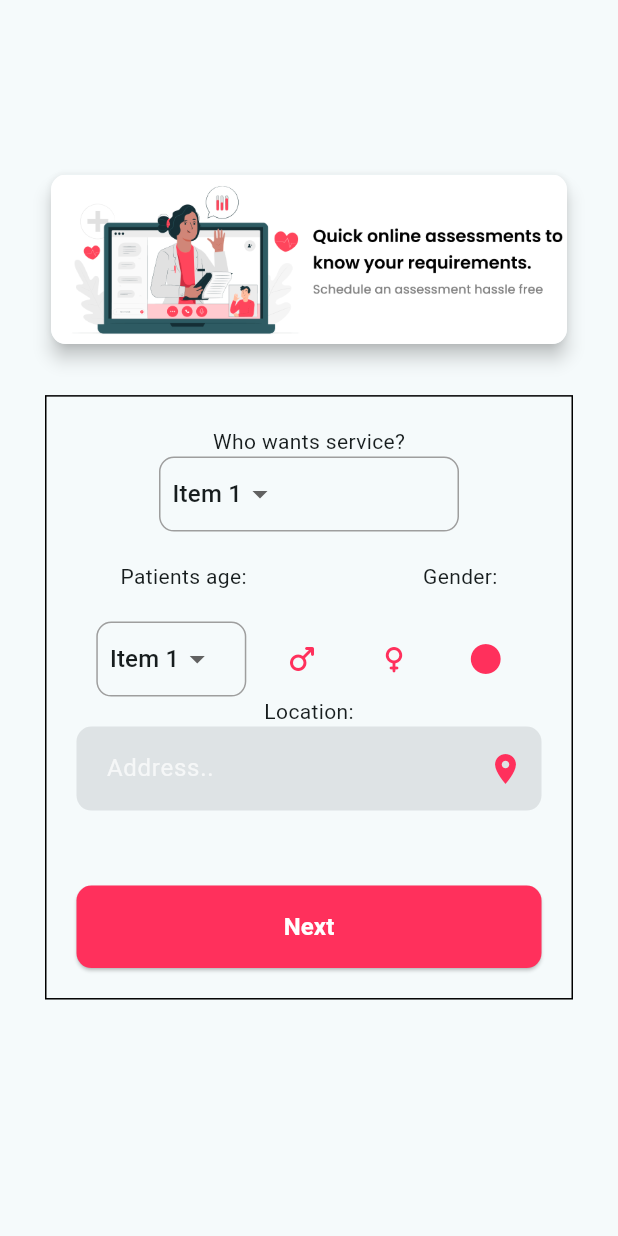
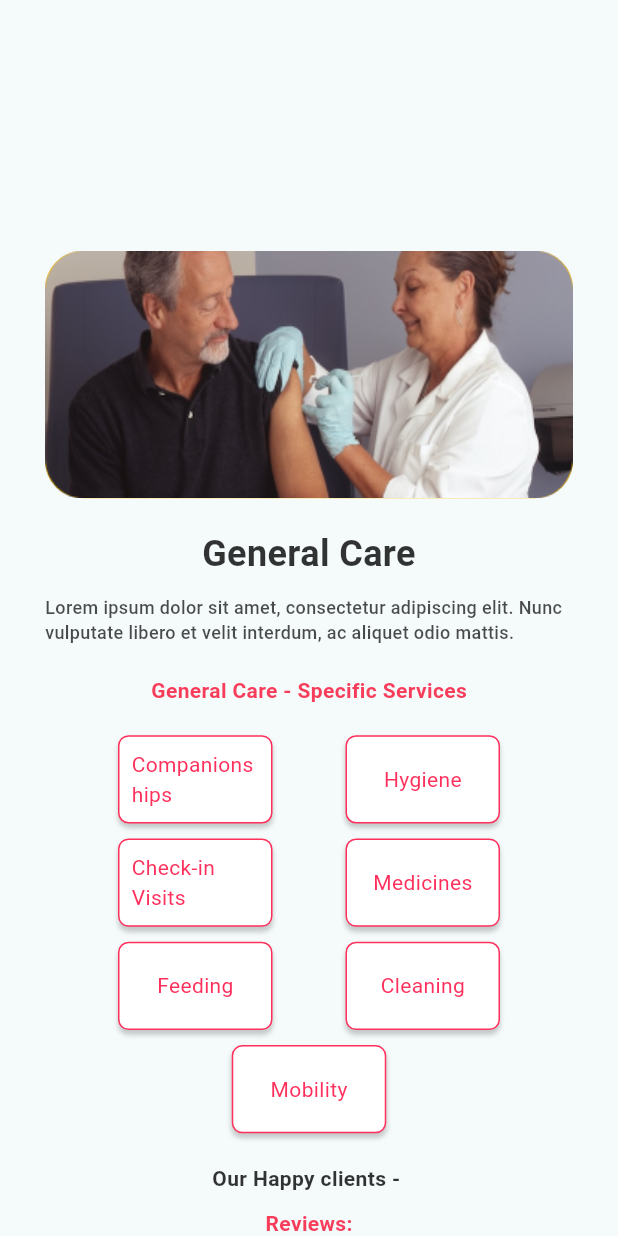
Before and after one commit to PriyangshuJS/HealthCarre_Contri, a Flutter app: the screen it shows after launch, on a phone screen of 412 x 824 dp. Run offline on Flutter 3.47's test engine with Material 2 defaults, Android fonts, the phone set to English and light mode, and no system bars; Roboto replaces fonts that are missing (Poppins).

Commit message:
Day2, 3,4Screens

```diff
--- a/lib/dropdown.dart
+++ b/lib/dropdown.dart
@@ -14,26 +14,29 @@ class MyDropdown extends StatefulWidget {
 }
 
 class _MyDropdownState extends State<MyDropdown> {
-  String selectedValue = 'Item 1'; // Default selected value
+  late String dropdownValue;
+
+  @override
+  void initState() {
+    super.initState();
+    dropdownValue = widget.options.first;
+  }
 
   @override
   Widget build(BuildContext context) {
-    return Container(
+    return SizedBox(
       width: widget.width,
-      decoration: BoxDecoration(
-        borderRadius: BorderRadius.circular(10),
-        border: Border.all(color: Colors.grey), // Add border for visual clarity
-      ),
-      child: Padding(
-        padding: const EdgeInsets.symmetric(horizontal: 8.0),
       child: DropdownButton<String>(
-          value: selectedValue,
+        value: dropdownValue,
+        icon: const Icon(Icons.arrow_drop_down),
+        iconSize: 24,
+        elevation: 16,
+        style: const TextStyle(color: Colors.deepPurple),
         onChanged: (String? newValue) {
           setState(() {
-              selectedValue = newValue!;
+            dropdownValue = newValue!;
           });
         },
-          underline: Container(), // Remove default underline
         items: widget.options.map<DropdownMenuItem<String>>((String value) {
           return DropdownMenuItem<String>(
             value: value,
@@ -41,7 +44,6 @@ class _MyDropdownState extends State<MyDropdown> {
           );
         }).toList(),
       ),
-      ),
     );
   }
 }
--- a/lib/main.dart
+++ b/lib/main.dart
@@ -1,5 +1,9 @@
 import 'package:flutter/material.dart';
+import 'package:testavizh/screen/healthhomepage.dart';
+import 'package:testavizh/screen/3service_offer.dart';
+import 'package:testavizh/screen/general_care.dart';
 import 'package:testavizh/user_detail.dart';
+import 'package:testavizh/widgets/serviceCard.dart';
 
 void main() {
   runApp(const MyApp());
@@ -17,7 +21,7 @@ class MyApp extends StatelessWidget {
         colorScheme: ColorScheme.fromSeed(seedColor: Colors.white),
         useMaterial3: true,
       ),
-      home: UserDetail(),
+      home: GeneralCare(),
     );
   }
 }
--- a/lib/option_box.dart
+++ b/lib/option_box.dart
@@ -8,6 +8,8 @@ class OptionBox extends StatelessWidget {
   @override
   Widget build(BuildContext context) {
     return Container(
+      width: MediaQuery.of(context).size.width / 4,
+      height: MediaQuery.of(context).size.width / 7,
       decoration: BoxDecoration(
         border: Border.all(color: const Color.fromARGB(255, 255, 48, 92)),
         borderRadius: BorderRadius.circular(7),
@@ -25,7 +27,7 @@ class OptionBox extends StatelessWidget {
         child: Center(
           child: Text(
             optionText,
-            style: TextStyle(color: const Color.fromARGB(255, 255, 48, 92)),
+            style: const TextStyle(color: Color.fromARGB(255, 255, 48, 92)),
           ),
         ),
       ),
--- /dev/null
+++ b/lib/screen/general_care.dart
@@ -0,0 +1,237 @@
+import 'package:flutter/material.dart';
+import 'package:testavizh/option_box.dart';
+
+class GeneralCare extends StatelessWidget {
+  const GeneralCare({Key? key}) : super(key: key);
+
+  @override
+  Widget build(BuildContext context) {
+    return Scaffold(
+      body: SingleChildScrollView(
+        padding: const EdgeInsets.all(30),
+        child: Column(
+          mainAxisAlignment: MainAxisAlignment.start,
+          children: [
+            SizedBox(height: MediaQuery.of(context).size.height / 6),
+            Container(
+              width: MediaQuery.of(context).size.width * 4.5 / 5,
+              height: MediaQuery.of(context).size.height / 5,
+              decoration: BoxDecoration(
+                borderRadius: BorderRadius.circular(25),
+                color: Colors.amber,
+              ),
+              child: Image.asset(
+                'assets/generalCare1.png',
+                fit: BoxFit.fill,
+              ),
+            ),
+            const SizedBox(height: 20),
+            Text(
+              'General Care',
+              textAlign: TextAlign.center,
+              style: TextStyle(
+                color: Colors.black.withOpacity(0.8),
+                fontSize: 24,
+                fontFamily: 'Poppins',
+                fontWeight: FontWeight.w600,
+              ),
+            ),
+            const SizedBox(height: 10),
+            SizedBox(
+              width: 354,
+              child: Text(
+                'Lorem ipsum dolor sit amet, consectetur adipiscing elit. Nunc vulputate libero et velit interdum, ac aliquet odio mattis.',
+                style: TextStyle(
+                  color: Colors.black.withOpacity(0.7),
+                  fontSize: 12,
+                  fontFamily: 'Poppins',
+                  fontWeight: FontWeight.w500,
+                ),
+              ),
+            ),
+            const SizedBox(height: 20),
+            const Text(
+              'General Care - Specific Services',
+              style: TextStyle(
+                color: Color(0xFFF83D5B),
+                fontSize: 14,
+                fontFamily: 'Poppins',
+                fontWeight: FontWeight.w600,
+              ),
+            ),
+            const SizedBox(height: 20),
+            Column(
+              mainAxisAlignment: MainAxisAlignment.spaceEvenly,
+              children: [
+                Row(
+                  mainAxisAlignment: MainAxisAlignment.spaceEvenly,
+                  children: [
+                    OptionBox("Companionships"),
+                    OptionBox("Hygiene"),
+                  ],
+                ),
+                const SizedBox(height: 10),
+                Row(
+                  mainAxisAlignment: MainAxisAlignment.spaceEvenly,
+                  children: [
+                    OptionBox("Check-in Visits"),
+                    OptionBox("Medicines"),
+                  ],
+                ),
+                const SizedBox(height: 10),
+                Row(
+                  mainAxisAlignment: MainAxisAlignment.spaceEvenly,
+                  children: [
+                    OptionBox("Feeding"),
+                    OptionBox("Cleaning"),
+                  ],
+                ),
+                const SizedBox(height: 10),
+                Row(
+                  mainAxisAlignment: MainAxisAlignment.center,
+                  children: [
+                    OptionBox("Mobility"),
+                  ],
+                ),
+              ],
+            ),
+            const SizedBox(height: 20),
+            Text(
+              'Our Happy clients - ',
+              style: TextStyle(
+                color: Colors.black.withOpacity(0.8),
+                fontSize: 14,
+                fontFamily: 'Poppins',
+                fontWeight: FontWeight.w600,
+              ),
+            ),
+            const SizedBox(height: 10),
+            const Text(
+              'Reviews:',
+              style: TextStyle(
+                color: Color(0xFFF83D5B),
+                fontSize: 14,
+                fontFamily: 'Poppins',
+                fontWeight: FontWeight.w600,
+              ),
+            ),
+            const SizedBox(height: 10),
+            Opacity(
+              opacity: 0.7,
+              child: Container(
+                width: 354,
+                height: 107,
+                decoration: BoxDecoration(
+                  color: const Color(0xFFF6F6F6),
+                  borderRadius: BorderRadius.circular(5),
+                  boxShadow: const [
+                    BoxShadow(
+                      color: Color(0x19000000),
+                      blurRadius: 4,
+                      offset: Offset(2, 2),
+                      spreadRadius: 0,
+                    )
+                  ],
+                ),
+              ),
+            ),
+            const SizedBox(height: 10),
+            Opacity(
+              opacity: 0.7,
+              child: Container(
+                width: 354,
+                height: 107,
+                decoration: BoxDecoration(
+                  color: const Color(0xFFF6F6F6),
+                  borderRadius: BorderRadius.circular(5),
+                  boxShadow: const [
+                    BoxShadow(
+                      color: Color(0x19000000),
+                      blurRadius: 4,
+                      offset: Offset(2, 2),
+                      spreadRadius: 0,
+                    )
+                  ],
+                ),
+              ),
+            ),
+            const SizedBox(height: 10),
+            const Text(
+              'View All',
+              textAlign: TextAlign.center,
+              style: TextStyle(
+                color: Color(0xFFF83D5B),
+                fontSize: 12,
+                fontFamily: 'Poppins',
+                fontWeight: FontWeight.w500,
+                decoration: TextDecoration.underline,
+                decorationColor: Color(0xFFF83D5B),
+              ),
+            ),
+            const SizedBox(height: 20),
+            Row(
+              mainAxisAlignment: MainAxisAlignment.center,
+              children: [
+                _buildButton("Button 1", () => print("Button 1 clicked")),
+                SizedBox(width: MediaQuery.of(context).size.width / 4),
+                _buildButton("Button 2", () => print("Button 2 clicked")),
+              ],
+            ),
+            const SizedBox(height: 20),
+            ElevatedButton(
+              onPressed: () {
+                // Handle the assessment button click
+              },
+              style: ElevatedButton.styleFrom(
+                backgroundColor: const Color(0xFFF83D5B),
+                shape: RoundedRectangleBorder(
+                  borderRadius: BorderRadius.circular(5),
+                ),
+                shadowColor: const Color(0x9C878787),
+                elevation: 5,
+              ),
+              child: const Text(
+                'Take assessment',
+                style: TextStyle(
+                  color: Colors.white,
+                  fontSize: 18,
+                  fontFamily: 'Poppins',
+                  fontWeight: FontWeight.w500,
+                ),
+              ),
+            ),
+            const SizedBox(height: 40),
+          ],
+        ),
+      ),
+    );
+  }
+
+  Widget _buildButton(String label, VoidCallback onPressed) {
+    return InkWell(
+      onTap: onPressed,
+      child: Column(
+        children: [
+          Container(
+            width: 60,
+            height: 60,
+            decoration: const BoxDecoration(
+              color: Color(0xFFF83D5B),
+              shape: BoxShape.circle, // Use BoxShape.circle for circular shape
+            ),
+          ),
+          const SizedBox(height: 8),
+          Text(
+            label,
+            style: const TextStyle(
+              color: Colors.black,
+              fontSize: 12,
+              fontFamily: 'Poppins',
+              fontWeight: FontWeight.w500,
+            ),
+          ),
+        ],
+      ),
+    );
+  }
+}
--- a/lib/user_detail.dart
+++ b/lib/user_detail.dart
@@ -1,7 +1,7 @@
 import 'package:flutter/material.dart';
 import 'package:testavizh/dropdown.dart';
 
-import 'healthhomepage.dart';
+import 'screen/healthhomepage.dart';
 
 class UserDetail extends StatefulWidget {
   const UserDetail({super.key});
@@ -92,7 +92,7 @@ class _UserDetailState extends State<UserDetail> {
                           filled: true,
                           hintText: 'Address..',
                           hintStyle:
-                              TextStyle(color: Colors.white.withOpacity(0.7)),
+                              TextStyle(color: Colors.red.withOpacity(0.7)),
                           contentPadding: EdgeInsets.all(16.0),
                           border: OutlineInputBorder(
                             borderRadius: BorderRadius.circular(10.0),
--- a/pubspec.yaml
+++ b/pubspec.yaml
@@ -61,8 +61,7 @@ flutter:
 
   # To add assets to your application, add an assets section, like this:
   assets:
-    - assets/img1.png
-    - assets/img2.png
+    - assets/
   #   - images/a_dot_ham.jpeg
 
   # An image asset can refer to one or more resolution-specific "variants", see
```
Also changed, not shown: lib/doc_card.dart (added, +44 -0 lines), lib/screen/3service_offer.dart (added, +63 -0 lines), lib/screen/healthhomepage.dart (renamed from lib/healthhomepage.dart, +17 -54 lines), lib/service_box.dart (+24 -29 lines), lib/widgets/searchbar.dart (added, +39 -0 lines), lib/widgets/serviceCard.dart (added, +108 -0 lines), lib/widgets/viewAll.dart (added, +42 -0 lines), assets/generalCare1.png (added), assets/img3.png (added). Lines whose indentation alone changed are shown as unchanged.
